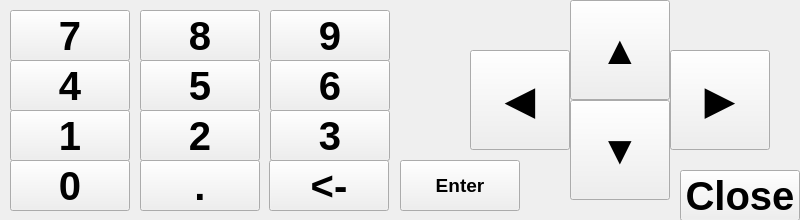
krontech/chronos-cam-app, file src/keyboardnumeric.ui: the form before one commit.
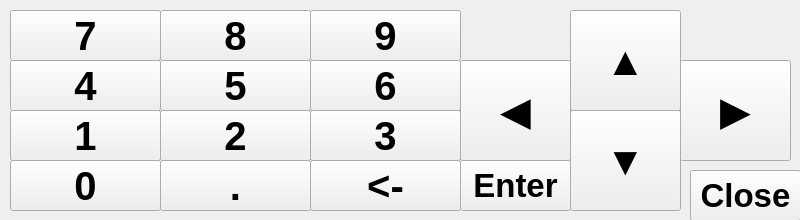
The form after the commit.

Commit message: Modified sizes and positions of buttons again

```diff
--- a/src/keyboardnumeric.ui
+++ b/src/keyboardnumeric.ui
@@ -22,9 +22,9 @@
   <widget class="QPushButton" name="num5">
    <property name="geometry">
     <rect>
-     <x>140</x>
+     <x>160</x>
      <y>60</y>
-     <width>120</width>
+     <width>151</width>
      <height>51</height>
     </rect>
    </property>
@@ -45,7 +45,7 @@
     <rect>
      <x>10</x>
      <y>60</y>
-     <width>120</width>
+     <width>151</width>
      <height>51</height>
     </rect>
    </property>
@@ -66,7 +66,7 @@
     <rect>
      <x>10</x>
      <y>110</y>
-     <width>120</width>
+     <width>151</width>
      <height>51</height>
     </rect>
    </property>
@@ -85,9 +85,9 @@
   <widget class="QPushButton" name="num6">
    <property name="geometry">
     <rect>
-     <x>270</x>
+     <x>310</x>
      <y>60</y>
-     <width>120</width>
+     <width>151</width>
      <height>51</height>
     </rect>
    </property>
@@ -106,9 +106,9 @@
   <widget class="QPushButton" name="num2">
    <property name="geometry">
     <rect>
-     <x>140</x>
+     <x>160</x>
      <y>110</y>
-     <width>120</width>
+     <width>151</width>
      <height>51</height>
     </rect>
    </property>
@@ -129,7 +129,7 @@
     <rect>
      <x>10</x>
      <y>160</y>
-     <width>120</width>
+     <width>151</width>
      <height>51</height>
     </rect>
    </property>
@@ -148,9 +148,9 @@
   <widget class="QPushButton" name="num3">
    <property name="geometry">
     <rect>
-     <x>270</x>
+     <x>310</x>
      <y>110</y>
-     <width>120</width>
+     <width>151</width>
      <height>51</height>
     </rect>
    </property>
@@ -169,9 +169,9 @@
   <widget class="QPushButton" name="numdot">
    <property name="geometry">
     <rect>
-     <x>140</x>
+     <x>160</x>
      <y>160</y>
-     <width>120</width>
+     <width>151</width>
      <height>51</height>
     </rect>
    </property>
@@ -192,7 +192,7 @@
     <rect>
      <x>10</x>
      <y>10</y>
-     <width>120</width>
+     <width>151</width>
      <height>51</height>
     </rect>
    </property>
@@ -211,9 +211,9 @@
   <widget class="QPushButton" name="num8">
    <property name="geometry">
     <rect>
-     <x>140</x>
+     <x>160</x>
      <y>10</y>
-     <width>120</width>
+     <width>151</width>
      <height>51</height>
     </rect>
    </property>
@@ -232,9 +232,9 @@
   <widget class="QPushButton" name="back">
    <property name="geometry">
     <rect>
-     <x>269</x>
+     <x>310</x>
      <y>160</y>
-     <width>120</width>
+     <width>151</width>
      <height>51</height>
     </rect>
    </property>
@@ -253,9 +253,9 @@
   <widget class="QPushButton" name="num9">
    <property name="geometry">
     <rect>
-     <x>270</x>
+     <x>310</x>
      <y>10</y>
-     <width>120</width>
+     <width>151</width>
      <height>51</height>
     </rect>
    </property>
@@ -274,15 +274,15 @@
   <widget class="QPushButton" name="close">
    <property name="geometry">
     <rect>
-     <x>680</x>
+     <x>690</x>
      <y>170</y>
-     <width>120</width>
+     <width>111</width>
      <height>51</height>
     </rect>
    </property>
    <property name="font">
     <font>
-     <pointsize>30</pointsize>
+     <pointsize>25</pointsize>
      <weight>75</weight>
      <italic>false</italic>
      <bold>true</bold>
@@ -296,9 +296,9 @@
    <property name="geometry">
     <rect>
      <x>570</x>
-     <y>0</y>
-     <width>100</width>
-     <height>100</height>
+     <y>10</y>
+     <width>111</width>
+     <height>101</height>
     </rect>
    </property>
    <property name="font">
@@ -317,9 +317,9 @@
    <property name="geometry">
     <rect>
      <x>570</x>
-     <y>100</y>
-     <width>100</width>
-     <height>100</height>
+     <y>110</y>
+     <width>111</width>
+     <height>101</height>
     </rect>
    </property>
    <property name="font">
@@ -337,10 +337,10 @@
   <widget class="QPushButton" name="left">
    <property name="geometry">
     <rect>
-     <x>470</x>
-     <y>50</y>
-     <width>100</width>
-     <height>100</height>
+     <x>460</x>
+     <y>60</y>
+     <width>111</width>
+     <height>101</height>
     </rect>
    </property>
    <property name="font">
@@ -358,10 +358,10 @@
   <widget class="QPushButton" name="right">
    <property name="geometry">
     <rect>
-     <x>670</x>
-     <y>50</y>
-     <width>100</width>
-     <height>100</height>
+     <x>680</x>
+     <y>60</y>
+     <width>111</width>
+     <height>101</height>
     </rect>
    </property>
    <property name="font">
@@ -379,15 +379,15 @@
   <widget class="QPushButton" name="enter">
    <property name="geometry">
     <rect>
-     <x>400</x>
+     <x>460</x>
      <y>160</y>
-     <width>120</width>
+     <width>111</width>
      <height>51</height>
     </rect>
    </property>
    <property name="font">
     <font>
-     <pointsize>14</pointsize>
+     <pointsize>25</pointsize>
      <weight>75</weight>
      <italic>false</italic>
      <bold>true</bold>
```
